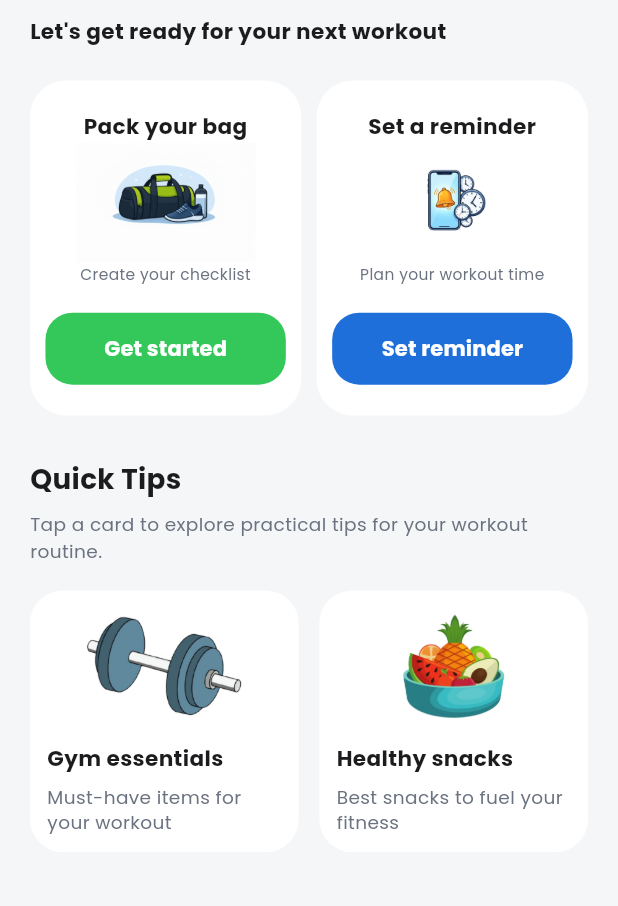
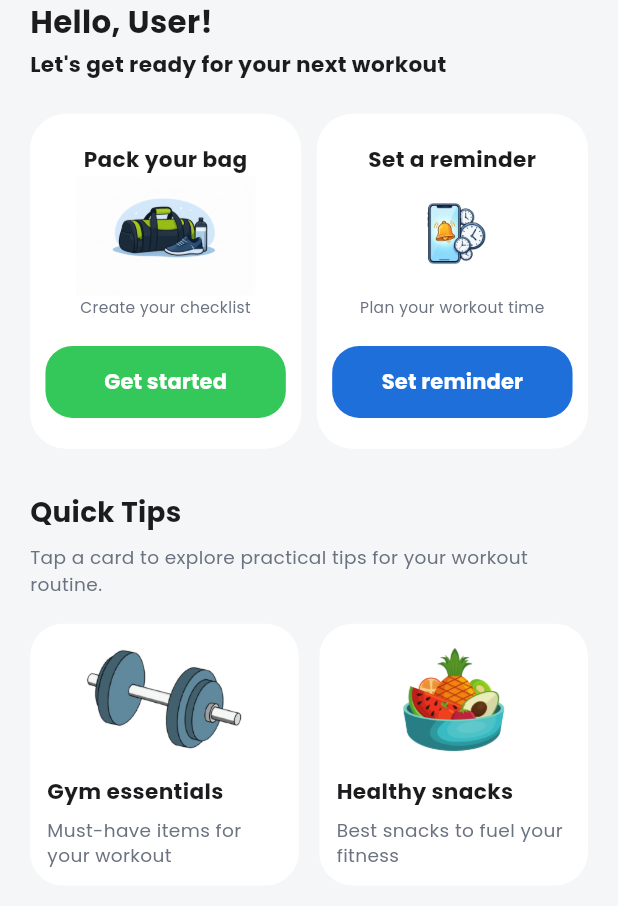
Before and after one commit to Khaleb165/fit-prep, a Flutter app: the HomeTab widget shown alone on an empty page, opened directly, on a phone screen of 412 x 824 dp. Shown: the top 906 px of the screen. Run offline on Flutter 3.47's test engine with Material 3 defaults, Android fonts, the phone set to English and light mode, and no system bars; our stand-ins replace dio, flutter_dotenv, flutter_local_notifications, flutter_timezone, hive_flutter, timezone; missing offline and left inert: awesome_dio_interceptor, svg_flutter; accounts and stored records are empty; statements that could not run were skipped.

Commit message:
feat: Update HomeTab to display personalized greeting and adjust padding

```diff
--- a/lib/view/homescreen_tabs/home_tab.dart
+++ b/lib/view/homescreen_tabs/home_tab.dart
@@ -1,3 +1,4 @@
+import 'package:fit_prep/data/offline/hive.dart';
 import 'package:flutter/material.dart';
 
 import '../../core/constants/size_config.dart';
@@ -15,13 +16,23 @@ class HomeTab extends StatelessWidget {
   @override
   Widget build(BuildContext context) {
     ScreenSize().init(context);
+    final username = HiveStorage.instance.getUsername() ?? 'User';
 
     return SafeArea(
       child: SingleChildScrollView(
-        padding: const EdgeInsets.fromLTRB(20, 12, 20, 120),
+        padding: const EdgeInsets.fromLTRB(20, 0, 20, 50),
         child: Column(
           crossAxisAlignment: crossStart,
           children: [
+            Text(
+              'Hello, $username!',
+              style: TextStyle(
+                fontSize: getProportionateScreenHeight(20),
+                fontWeight: FontWeight.w700,
+                color: AppColors.textPrimary,
+              ),
+            ),
+            SizedBox(height: getProportionateScreenHeight(5)),
             Text(
               "Let's get ready for your next workout",
               style: TextStyle(
```
